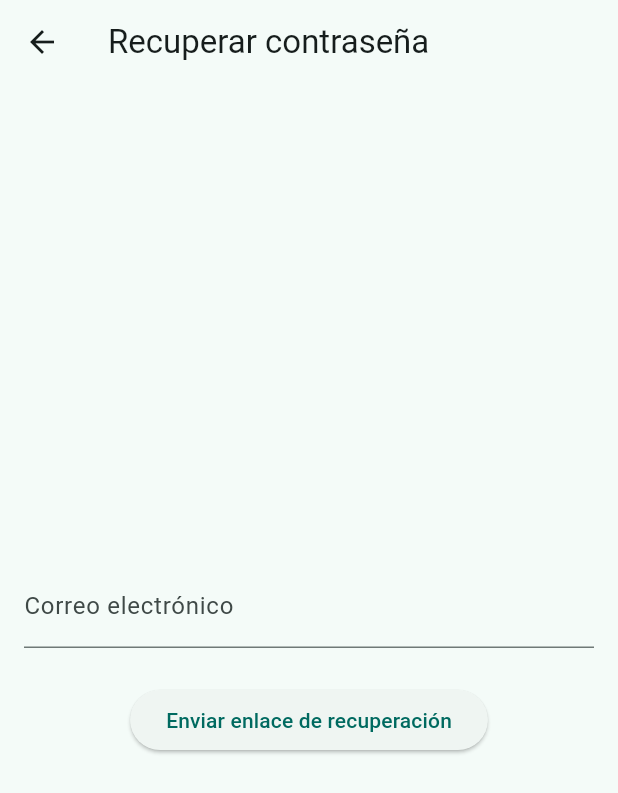
After one commit to J4yydd/Pill-Time, a Flutter app: the screen it shows after launch, after a tap on "¿Olvidaste tu contraseña?", on a phone screen of 412 x 824 dp. The commit adds this screen. Shown: the top 793 px of the screen. Run offline on Flutter 3.47's test engine with Material 3 defaults, Android fonts, the phone set to English and light mode, and no system bars; our stand-ins replace cloud_firestore, firebase_auth, firebase_core; accounts and stored records are empty.

Commit message:
agrego carpeta de proyecto 1.0, ( pillTime)

```diff
--- /dev/null
+++ b/PillTime/pill_time/lib/src/screens/forgot_password_screen.dart
@@ -0,0 +1,64 @@
+import 'package:flutter/material.dart';
+import 'package:firebase_auth/firebase_auth.dart';
+
+class ForgotPasswordScreen extends StatefulWidget {
+  const ForgotPasswordScreen({Key? key}) : super(key: key);
+
+  @override
+  State<ForgotPasswordScreen> createState() => _ForgotPasswordScreenState();
+}
+
+class _ForgotPasswordScreenState extends State<ForgotPasswordScreen> {
+  final TextEditingController _emailController = TextEditingController();
+  bool _isLoading = false;
+
+  Future<void> _sendResetEmail() async {
+    final email = _emailController.text.trim();
+    if (email.isEmpty || !RegExp(r'^[^@\s]+@[^@\s]+\.[^@\s]+').hasMatch(email)) {
+      ScaffoldMessenger.of(context).showSnackBar(
+        const SnackBar(content: Text('Ingresa un correo electrónico válido.')),
+      );
+      return;
+    }
+    setState(() => _isLoading = true);
+    try {
+      await FirebaseAuth.instance.sendPasswordResetEmail(email: email);
+      ScaffoldMessenger.of(context).showSnackBar(
+        const SnackBar(content: Text('Enlace de recuperación enviado. Revisa tu correo.')),
+      );
+    } on FirebaseAuthException catch (e) {
+      ScaffoldMessenger.of(context).showSnackBar(
+        SnackBar(content: Text(e.message ?? 'Error al enviar el correo de recuperación.')),
+      );
+    } finally {
+      setState(() => _isLoading = false);
+    }
+  }
+
+  @override
+  Widget build(BuildContext context) {
+    return Scaffold(
+      appBar: AppBar(title: const Text('Recuperar contraseña')),
+      body: Padding(
+        padding: const EdgeInsets.all(16.0),
+        child: Column(
+          mainAxisAlignment: MainAxisAlignment.center,
+          children: [
+            TextField(
+              controller: _emailController,
+              decoration: const InputDecoration(labelText: 'Correo electrónico'),
+              keyboardType: TextInputType.emailAddress,
+            ),
+            const SizedBox(height: 24),
+            _isLoading
+                ? const CircularProgressIndicator()
+                : ElevatedButton(
+                    onPressed: _sendResetEmail,
+                    child: const Text('Enviar enlace de recuperación'),
+                  ),
+          ],
+        ),
+      ),
+    );
+  }
+}
--- a/PillTime/pill_time/lib/src/screens/login_screen.dart
+++ b/PillTime/pill_time/lib/src/screens/login_screen.dart
@@ -2,6 +2,7 @@ import 'package:flutter/material.dart';
 import 'package:firebase_auth/firebase_auth.dart';
 import 'register_screen.dart';
 import 'home_screen.dart';
+import 'forgot_password_screen.dart';
 
 class LoginScreen extends StatefulWidget {
   const LoginScreen({Key? key}) : super(key: key);
@@ -64,7 +65,17 @@ class _LoginScreenState extends State<LoginScreen> {
                     onPressed: _login,
                     child: const Text('Iniciar sesión'),
                   ),
-            const SizedBox(height: 16),
+            const SizedBox(height: 8),
+            TextButton(
+              onPressed: () {
+                Navigator.push(
+                  context,
+                  MaterialPageRoute(builder: (_) => const ForgotPasswordScreen()),
+                );
+              },
+              child: const Text('¿Olvidaste tu contraseña?'),
+            ),
+            const SizedBox(height: 8),
             TextButton(
               onPressed: () {
                 Navigator.push(
```
Also changed, not shown: PillTime/pill_time/lib/src/screens/medication_screen.dart (added, +303 -0 lines), PillTime/pill_time/lib/src/screens/pillbox_screen.dart (+12 -0 lines), 1 other file.
